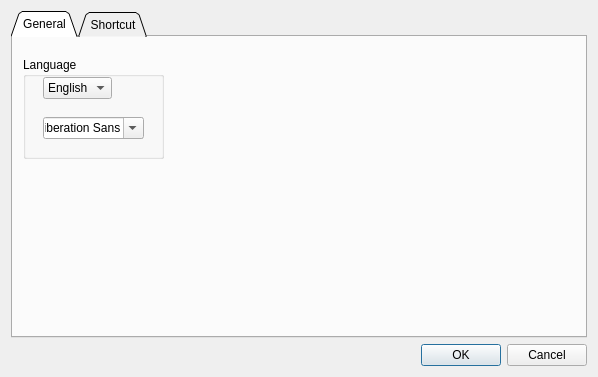
ascetic85/LevelEditor-NG, file editorconfig.ui: the form before one commit.
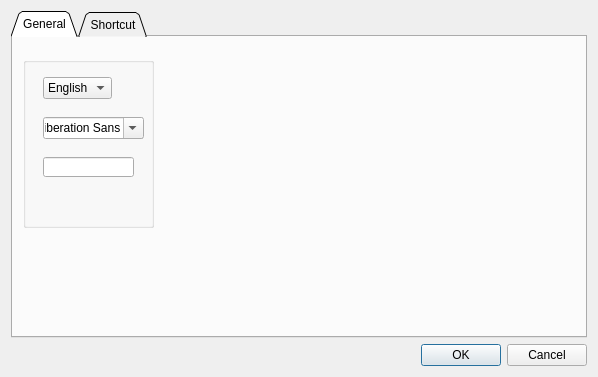
The form after the commit.

The edit to the form file:
```diff
--- a/editorconfig.ui
+++ b/editorconfig.ui
@@ -41,12 +41,12 @@
         <rect>
          <x>10</x>
          <y>20</y>
-         <width>141</width>
-         <height>102</height>
+         <width>131</width>
+         <height>171</height>
         </rect>
        </property>
        <property name="title">
-        <string>Language</string>
+        <string/>
        </property>
        <widget class="QComboBox" name="langComboBox">
         <property name="geometry">
@@ -83,6 +83,16 @@
          </rect>
         </property>
        </widget>
+       <widget class="QLineEdit" name="lineEdit">
+        <property name="geometry">
+         <rect>
+          <x>20</x>
+          <y>100</y>
+          <width>91</width>
+          <height>20</height>
+         </rect>
+        </property>
+       </widget>
       </widget>
      </widget>
      <widget class="QWidget" name="shortcut">
```
